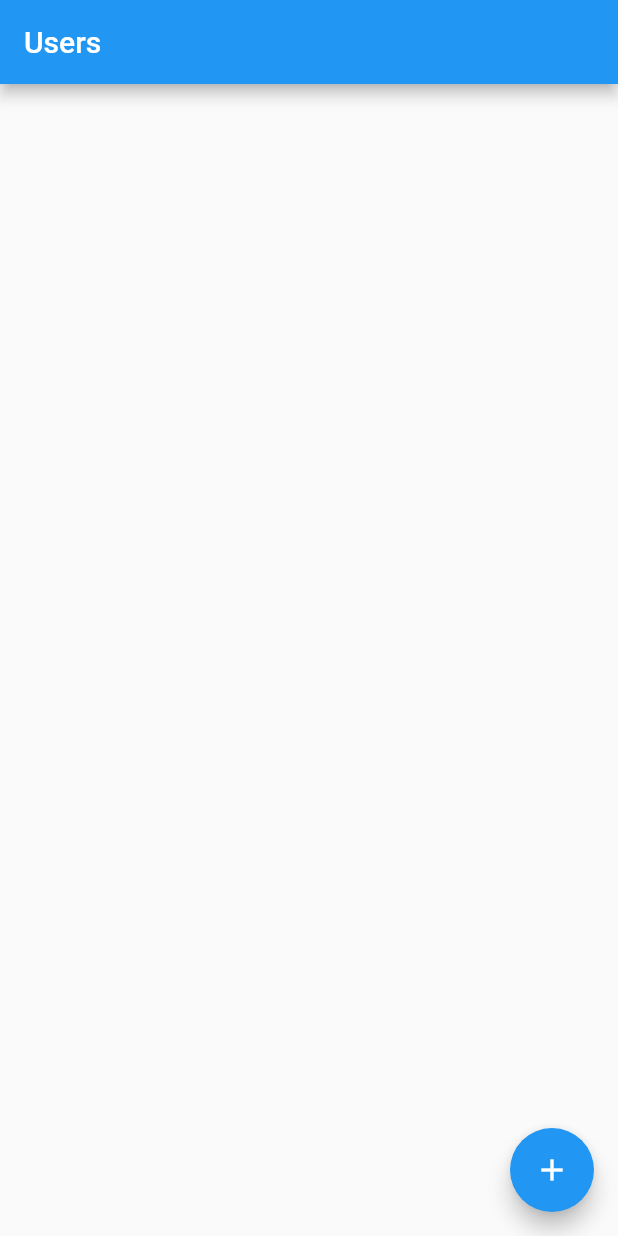
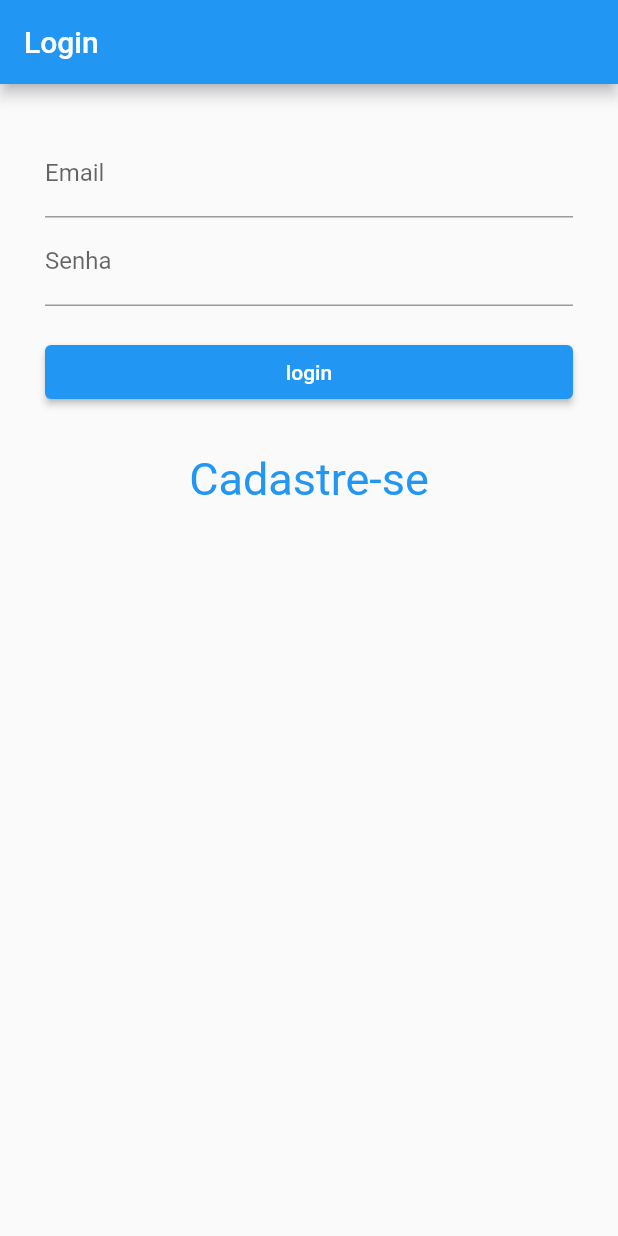
Before and after one commit to adrian7123/781741-310619644, a Flutter app: the screen it shows after launch, on a phone screen of 412 x 824 dp. Run offline on Flutter 3.47's test engine with Material 2 defaults, Android fonts, the phone set to English and light mode, and no system bars; our stand-ins replace cloud_firestore, firebase_auth, firebase_core, flutter_mobx, mobx; accounts and stored records are empty; generated files the repository leaves out were written again.

Commit message:
finalizaçao do autenticador signin

```diff
--- /dev/null
+++ b/garota_capa/lib/auth/auth_controller.dart
@@ -0,0 +1,11 @@
+import 'package:firebase_auth/firebase_auth.dart';
+
+class AuthController {
+  FirebaseAuth get auth => FirebaseAuth.instance;
+
+  String get getEmail => auth.currentUser.email;
+
+  void signOut() async {
+    await auth.signOut();
+  }
+}
--- a/garota_capa/lib/main.dart
+++ b/garota_capa/lib/main.dart
@@ -1,6 +1,6 @@
 import 'package:firebase_core/firebase_core.dart';
 import 'package:flutter/material.dart';
-import 'package:garota_capa/pages/home_page.dart';
+import 'package:garota_capa/rotas/rotas.dart';
 
 void main() async {
   WidgetsFlutterBinding.ensureInitialized();
@@ -13,9 +13,9 @@ class MyApp extends StatelessWidget {
   Widget build(BuildContext context) {
     return MaterialApp(
       debugShowCheckedModeBanner: false,
-      title: 'Flutter Demo',
+      title: 'Garota Capa',
       theme: ThemeData.light(),
-      home: HomePage(),
+      routes: rotas,
     );
   }
 }
--- /dev/null
+++ b/garota_capa/lib/pages/authtentication/signin/signin_controller.dart
@@ -0,0 +1,39 @@
+import 'package:firebase_auth/firebase_auth.dart';
+import 'package:mobx/mobx.dart';
+
+part 'signin_controller.g.dart';
+
+class SignInController = _SignInController with _$SignInController;
+
+abstract class _SignInController with Store {
+  @observable
+  bool busy = false;
+
+  @action
+  void loading(Function() callback) {
+    busy = true;
+    callback();
+  }
+
+  @action
+  Future<String> signin(String email, String senha) async {
+    try {
+      await FirebaseAuth.instance.signInWithEmailAndPassword(
+          email: email.trim(), password: senha.trim());
+    } on FirebaseAuthException catch (e) {
+      busy = false;
+      if (e.code == 'user-not-found') {
+        print('Usuario Inexistente');
+        return 'Usuario Inexistente';
+      } else if (e.code == 'wrong-password') {
+        print('Senha Invalida');
+        return 'Senha Invalida';
+      } else if (e.code == 'invalid-email') {
+        return 'Email Invalido';
+      } else {
+        return e.code;
+      }
+    }
+    return '';
+  }
+}
--- /dev/null
+++ b/garota_capa/lib/pages/authtentication/signin/signin_page.dart
@@ -0,0 +1,104 @@
+import 'package:flutter/material.dart';
+import 'package:flutter_mobx/flutter_mobx.dart';
+import './signin_controller.dart';
+
+class SignInPage extends StatelessWidget {
+  final _formKey = GlobalKey<FormState>();
+
+  final SignInController controller = SignInController();
+
+  @override
+  Widget build(BuildContext context) {
+    String email;
+    String senha;
+
+    return Scaffold(
+        appBar: AppBar(
+          title: Text('Login'),
+        ),
+        body: Builder(builder: (context) {
+          return SingleChildScrollView(
+            child: Container(
+              margin: EdgeInsets.all(30),
+              child: Form(
+                key: _formKey,
+                child: Column(
+                  children: [
+                    TextFormField(
+                      decoration: InputDecoration(
+                        labelText: 'Email',
+                      ),
+                      keyboardType: TextInputType.emailAddress,
+                      validator: (val) {
+                        if (val.isEmpty) {
+                          return 'Ensira um Email';
+                        }
+                        email = val;
+                        return null;
+                      },
+                    ),
+                    TextFormField(
+                      decoration: InputDecoration(
+                        labelText: 'Senha',
+                      ),
+                      keyboardType: TextInputType.text,
+                      obscureText: true,
+                      validator: (val) {
+                        if (val.isEmpty) {
+                          return 'Ensira a Senha';
+                        }
+                        senha = val;
+                        return null;
+                      },
+                    ),
+                    Container(
+                      margin: EdgeInsets.only(top: 20),
+                      width: double.infinity,
+                      child: Observer(
+                        builder: (context) => controller.busy
+                            ? Center(
+                                child: CircularProgressIndicator(),
+                              )
+                            : ElevatedButton(
+                                onPressed: () => controller.loading(
+                                  () async {
+                                    if (_formKey.currentState.validate()) {
+                                      var result =
+                                          await controller.signin(email, senha);
+                                      if (result == '') {
+                                        Navigator.pushReplacementNamed(
+                                            context, '/');
+                                      }
+
+                                      final snackBar = SnackBar(
+                                        content: Text('$result'),
+                                      );
+                                      Scaffold.of(context)
+                                          .showSnackBar(snackBar);
+                                    }
+                                  },
+                                ),
+                                child: Text('login'),
+                              ),
+                      ),
+                    ),
+                    Padding(
+                      padding: EdgeInsets.all(30),
+                      child: InkWell(
+                        child: Text(
+                          'Cadastre-se',
+                          style: TextStyle(color: Colors.blue, fontSize: 30),
+                        ),
+                        onTap: () {
+                          Navigator.pushReplacementNamed(context, 'signUp');
+                        },
+                      ),
+                    )
+                  ],
+                ),
+              ),
+            ),
+          );
+        }));
+  }
+}
--- a/garota_capa/lib/controller/home_controller.dart
+++ b/garota_capa/lib/pages/home/home_controller.dart
@@ -1,4 +1,5 @@
 import 'package:cloud_firestore/cloud_firestore.dart';
+import 'package:garota_capa/auth/auth_controller.dart';
 import 'package:garota_capa/models/user_model.dart';
 import 'package:mobx/mobx.dart';
 
@@ -7,6 +8,8 @@ part 'home_controller.g.dart';
 class HomeController = _HomeController with _$HomeController;
 
 abstract class _HomeController with Store {
+  AuthController auth;
+
   @observable
   CollectionReference users = FirebaseFirestore.instance.collection('users');
 
--- a/garota_capa/lib/pages/home_page.dart
+++ b/garota_capa/lib/pages/home/home_page.dart
@@ -1,23 +1,27 @@
 import 'package:cloud_firestore/cloud_firestore.dart';
 import 'package:flutter/material.dart';
 import 'package:flutter_mobx/flutter_mobx.dart';
-import 'package:garota_capa/controller/home_controller.dart';
-import 'package:garota_capa/widgets/alert_dialog.dart';
+import 'package:garota_capa/auth/auth_controller.dart';
 import 'package:garota_capa/widgets/cardizinho.dart';
+
+import './home_controller.dart';
 
 class HomePage extends StatelessWidget {
   final controller = HomeController();
 
+  final user = new AuthController();
+
   @override
   Widget build(BuildContext context) {
     return Scaffold(
-      appBar: AppBar(title: Text('Users')),
+      appBar: AppBar(
+        title: Text(user.getEmail == null ? 'User not found' : user.getEmail),
+      ),
       body: Container(
         child: Observer(
           builder: (_) => StreamBuilder<QuerySnapshot>(
             stream: controller.users.snapshots(),
-            builder:
-                (BuildContext context, AsyncSnapshot<QuerySnapshot> snapshot) {
+            builder: (context, snapshot) {
               if (snapshot.hasError) {
                 return Center(
                     child: Text("error", style: TextStyle(fontSize: 30)));
@@ -40,7 +44,13 @@ class HomePage extends StatelessWidget {
         ),
       ),
       floatingActionButton: FloatingActionButton(
-        onPressed: () => showAlertDialog(context, controller.increment),
+        onPressed: () {
+          user.signOut();
+          Navigator.pushReplacementNamed(context, '/');
+        },
+        // onPressed: () async {
+        //   showAlertDialog(context, controller.increment);
+        // },
         tooltip: 'Increment',
         child: Icon(Icons.add),
       ), // This trailing comma makes auto-formatting nicer for build methods.
--- /dev/null
+++ b/garota_capa/lib/pages/root_page.dart
@@ -0,0 +1,28 @@
+import 'package:firebase_auth/firebase_auth.dart';
+import 'package:flutter/material.dart';
+import 'package:garota_capa/auth/auth_controller.dart';
+
+import 'home/home_page.dart';
+import 'authtentication/signin/signin_page.dart';
+
+class _RootPageState extends State<RootPage> {
+  AuthController _auth = AuthController();
+
+  User _currentUser;
+
+  @override
+  void initState() {
+    _currentUser = _auth.auth.currentUser;
+    super.initState();
+  }
+
+  @override
+  Widget build(BuildContext context) {
+    return _currentUser == null ? SignInPage() : HomePage();
+  }
+}
+
+class RootPage extends StatefulWidget {
+  @override
+  _RootPageState createState() => _RootPageState();
+}
--- a/garota_capa/lib/widgets/alert_dialog.dart
+++ b/garota_capa/lib/widgets/alert_dialog.dart
@@ -12,11 +12,11 @@ void showAlertDialog(BuildContext context, Function(UserModel) button) {
       children: [
         TextField(
           controller: _nomeController,
-          decoration: InputDecoration(hintText: 'Nome'),
+          decoration: InputDecoration(labelText: 'Nome'),
         ),
         TextField(
           controller: _emailController,
-          decoration: InputDecoration(hintText: 'Email'),
+          decoration: InputDecoration(labelText: 'Email'),
         ),
       ],
     ),
```
Also changed, not shown: garota_capa/lib/pages/authtentication/signup/signup_controller.dart (added, +37 -0 lines), garota_capa/lib/pages/authtentication/signup/signup_page.dart (added, +137 -0 lines), garota_capa/lib/rotas/rotas.dart (added, +12 -0 lines), garota_capa/pubspec.yaml (+2 -6 lines), garota_capa/lib/pages/authtentication/signin/signin_controller.g.dart (added), garota_capa/lib/pages/authtentication/signup/signup_controller.g.dart (added), garota_capa/lib/pages/home/home_controller.g.dart (renamed from garota_capa/lib/controller/home_controller.g.dart), 1 other file.
